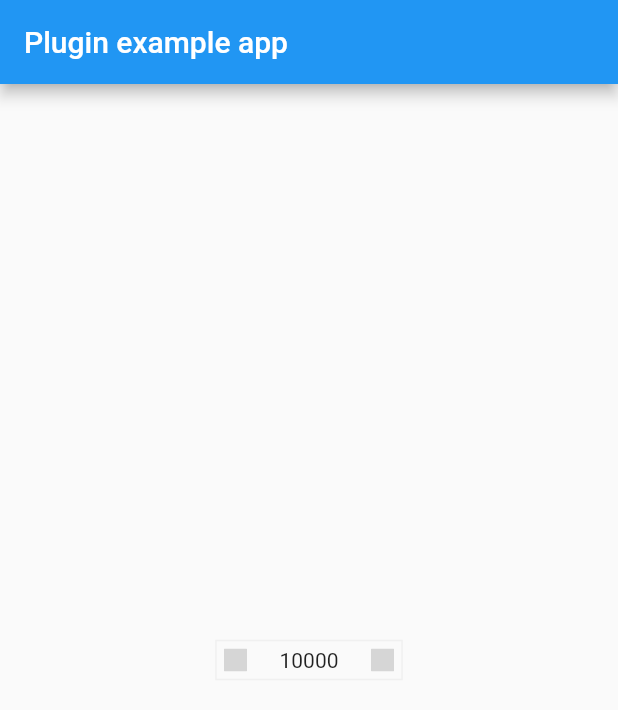
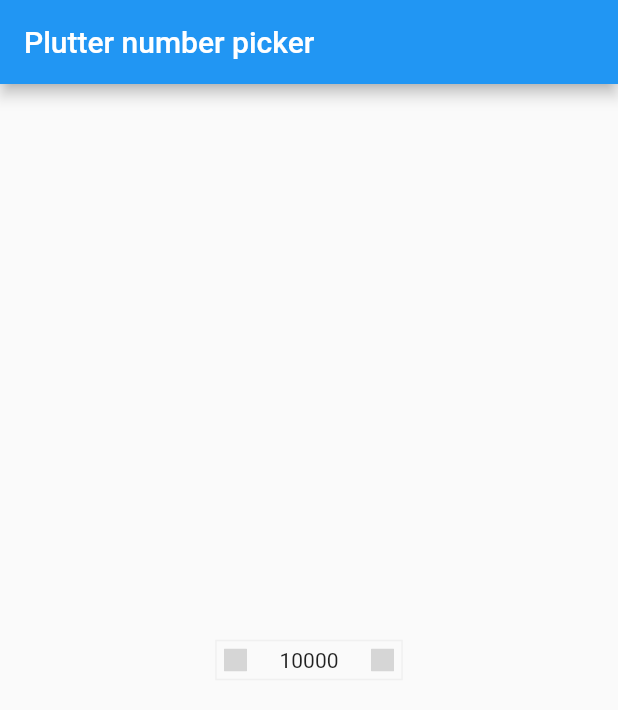
Before and after one commit to phuongtinhbien/flutter_number_picker, a Flutter app: the screen it shows after launch, on a phone screen of 412 x 824 dp. Shown: the top 710 px of the screen. Run offline on Flutter 3.47's test engine with Material 2 defaults, Android fonts, the phone set to English and light mode, and no system bars; our stand-ins replace flutter_svg; grey boxes are pictures that could not be loaded.

Commit message:
fix errors.

```diff
--- a/example/lib/main.dart
+++ b/example/lib/main.dart
@@ -25,7 +25,7 @@ class _MyAppState extends State<MyApp> {
     return MaterialApp(
       home: Scaffold(
         appBar: AppBar(
-          title: const Text('Plugin example app'),
+          title: const Text('Plutter number picker'),
         ),
         body: Center(
           child: Container(
```
Also changed, not shown: images/Simulator Screen Shot - iPhone 8 - 2020-08-22 at 13.44.02.png (added), 1 other file.
